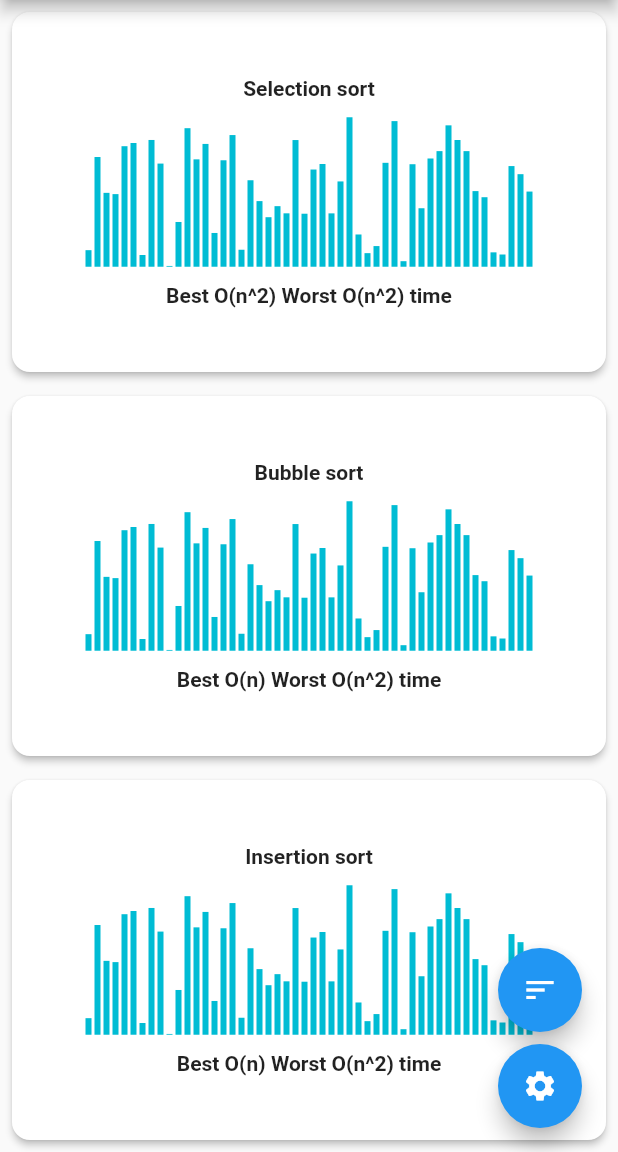
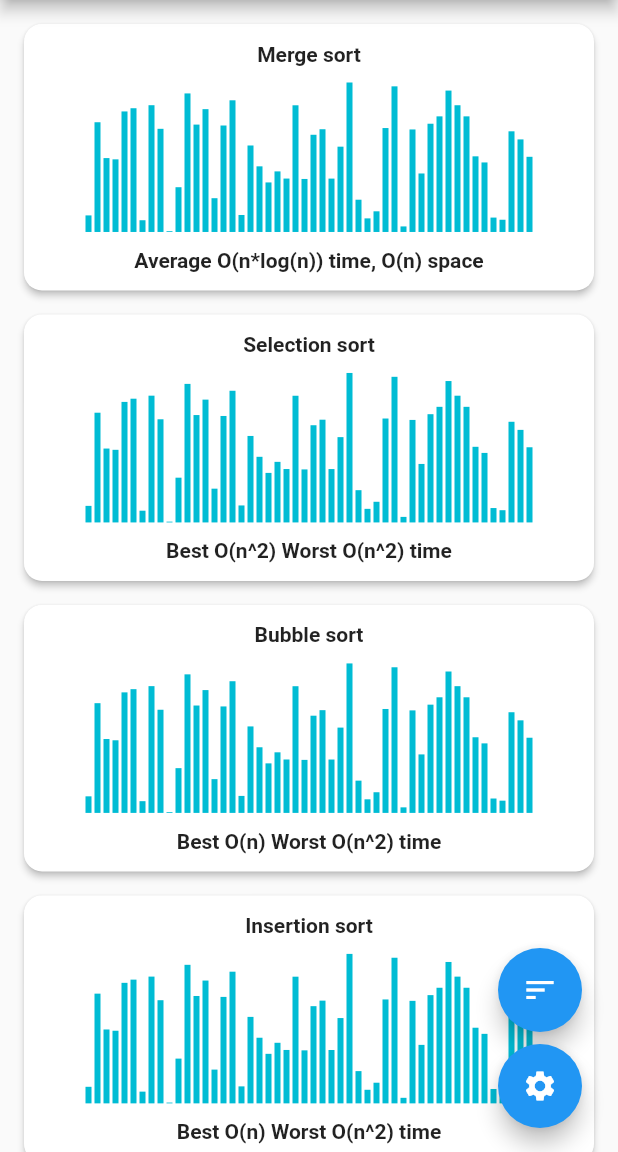
Before and after one commit to VadymPinchuk/visualizer, a Flutter app: the screen it shows after launch, on a phone screen of 412 x 824 dp, the part 84-1236 px from its top. Run offline on Flutter 3.47's test engine with Material 2 defaults, Android fonts, the phone set to English and light mode, and no system bars.

Commit message:
Added list instead of column

```diff
--- a/lib/bubble/bubble_sort_widget.dart
+++ b/lib/bubble/bubble_sort_widget.dart
@@ -9,6 +9,8 @@ class BubbleSortWidget extends StatelessWidget {
         margin: const EdgeInsets.all(8.0),
         elevation: 2.0,
         shape: const RoundedRectangleBorder(borderRadius: BorderRadius.all(Radius.circular(12.0))),
+        child: Padding(
+          padding: const EdgeInsets.all(12.0),
           child: Column(
             mainAxisAlignment: MainAxisAlignment.center,
             children: <Widget>[
@@ -38,6 +40,7 @@ class BubbleSortWidget extends StatelessWidget {
               ),
             ],
           ),
+        ),
       );
 
   List<Widget> _buildArrayWidgets(List<double> array, int prev, int curr, int sorted) => array
--- a/lib/insertion/insertion_sort_widget.dart
+++ b/lib/insertion/insertion_sort_widget.dart
@@ -9,6 +9,8 @@ class InsertionSortWidget extends StatelessWidget {
         margin: const EdgeInsets.all(8.0),
         elevation: 2.0,
         shape: const RoundedRectangleBorder(borderRadius: BorderRadius.all(Radius.circular(12.0))),
+        child: Padding(
+          padding: const EdgeInsets.all(12.0),
           child: Column(
             mainAxisAlignment: MainAxisAlignment.center,
             children: <Widget>[
@@ -38,6 +40,7 @@ class InsertionSortWidget extends StatelessWidget {
               ),
             ],
           ),
+        ),
       );
 
   List<Widget> _buildArrayWidgets(List<double> array, int prev, int curr, int sorted) => array
--- /dev/null
+++ b/lib/list_page.dart
@@ -0,0 +1,73 @@
+import 'package:flutter/material.dart';
+import 'package:flutter/widgets.dart';
+import 'package:provider/provider.dart';
+import 'package:visualizer/bubble/bubble_sort.dart';
+import 'package:visualizer/bubble/bubble_sort_widget.dart';
+import 'package:visualizer/insertion/insertion_sort.dart';
+import 'package:visualizer/insertion/insertion_sort_widget.dart';
+import 'package:visualizer/merge/merge_sort.dart';
+import 'package:visualizer/merge/merge_sort_widget.dart';
+import 'package:visualizer/selection/selection_sort.dart';
+import 'package:visualizer/selection/selection_sort_widget.dart';
+import 'package:visualizer/theme/theme_config.dart';
+
+class ListPage extends StatefulWidget {
+  const ListPage({Key key, this.title}) : super(key: key);
+
+  final String title;
+
+  @override
+  _ListPageState createState() => _ListPageState();
+}
+
+class _ListPageState extends State<ListPage> {
+  @override
+  Widget build(BuildContext context) => Scaffold(
+        appBar: AppBar(
+          title: Text(widget.title),
+          actions: [
+            IconButton(
+              icon: const Icon(Icons.brightness_6),
+              onPressed: Provider.of<ThemeConfig>(context, listen: false).changeTheme,
+            )
+          ],
+        ),
+        body: ListView(
+          padding: const EdgeInsets.all(8),
+          children: <Widget>[
+            MergeSortWidget(),
+            SelectionSortWidget(),
+            BubbleSortWidget(),
+            InsertionSortWidget(),
+          ],
+        ),
+        floatingActionButton: Column(
+          mainAxisAlignment: MainAxisAlignment.end,
+          children: [
+            Padding(
+              padding: const EdgeInsets.all(8.0),
+              child: FloatingActionButton(
+                onPressed: () {
+                  Provider.of<MergeSort>(context, listen: false).performSorting();
+                  Provider.of<SelectionSort>(context, listen: false).performSorting();
+                  Provider.of<BubbleSort>(context, listen: false).performSorting();
+                  Provider.of<InsertionSort>(context, listen: false).performSorting();
+                },
+                tooltip: 'Sort',
+                child: const Icon(Icons.sort),
+              ),
+            ),
+            FloatingActionButton(
+              onPressed: () {
+                Provider.of<MergeSort>(context, listen: false).generateData();
+                Provider.of<SelectionSort>(context, listen: false).generateData();
+                Provider.of<BubbleSort>(context, listen: false).generateData();
+                Provider.of<InsertionSort>(context, listen: false).generateData();
+              },
+              tooltip: 'Generate',
+              child: const Icon(Icons.settings),
+            ),
+          ],
+        ),
+      );
+}
--- a/lib/main.dart
+++ b/lib/main.dart
@@ -1,12 +1,10 @@
 import 'package:flutter/material.dart';
 import 'package:provider/provider.dart';
 import 'package:visualizer/bubble/bubble_sort.dart';
-import 'package:visualizer/bubble/bubble_sort_widget.dart';
 import 'package:visualizer/insertion/insertion_sort.dart';
-import 'package:visualizer/insertion/insertion_sort_widget.dart';
+import 'package:visualizer/list_page.dart';
 import 'package:visualizer/merge/merge_sort.dart';
 import 'package:visualizer/selection/selection_sort.dart';
-import 'package:visualizer/selection/selection_sort_widget.dart';
 import 'package:visualizer/theme/theme_config.dart';
 
 void main() {
@@ -31,73 +29,10 @@ class MyApp extends StatelessWidget {
               ChangeNotifierProvider<BubbleSort>(create: (_) => BubbleSort()),
               ChangeNotifierProvider<InsertionSort>(create: (_) => InsertionSort()),
             ],
-            child: MyHomePage(title: 'Sorting visualizer'),
+            child: const ListPage(title: 'Sorting visualizer'),
           ),
         ),
       ),
     );
   }
 }
-
-class MyHomePage extends StatefulWidget {
-  MyHomePage({Key key, this.title}) : super(key: key);
-
-  final String title;
-
-  @override
-  _MyHomePageState createState() => _MyHomePageState();
-}
-
-class _MyHomePageState extends State<MyHomePage> {
-  @override
-  Widget build(BuildContext context) => Scaffold(
-        appBar: AppBar(
-          title: Text(widget.title),
-          actions: [
-            IconButton(
-              icon: const Icon(Icons.brightness_6),
-              onPressed: Provider.of<ThemeConfig>(context, listen: false).changeTheme,
-            )
-          ],
-        ),
-        body: Column(
-          children: [
-            Expanded(
-              child: SelectionSortWidget(),
-            ),
-            Expanded(
-              child: BubbleSortWidget(),
-            ),
-            Expanded(
-              child: InsertionSortWidget(),
-            ),
-          ],
-        ),
-        floatingActionButton: Column(
-          mainAxisAlignment: MainAxisAlignment.end,
-          children: [
-            Padding(
-              padding: const EdgeInsets.all(8.0),
-              child: FloatingActionButton(
-                onPressed: () {
-                  Provider.of<SelectionSort>(context, listen: false).performSorting();
-                  Provider.of<BubbleSort>(context, listen: false).performSorting();
-                  Provider.of<InsertionSort>(context, listen: false).performSorting();
-                },
-                tooltip: 'Sort',
-                child: Icon(Icons.sort),
-              ),
-            ),
-            FloatingActionButton(
-              onPressed: () {
-                Provider.of<SelectionSort>(context, listen: false).generateData();
-                Provider.of<BubbleSort>(context, listen: false).generateData();
-                Provider.of<InsertionSort>(context, listen: false).generateData();
-              },
-              tooltip: 'Generate',
-              child: Icon(Icons.settings),
-            ),
-          ],
-        ),
-      );
-}
--- a/lib/merge/merge_sort_widget.dart
+++ b/lib/merge/merge_sort_widget.dart
@@ -9,6 +9,8 @@ class MergeSortWidget extends StatelessWidget {
         margin: const EdgeInsets.all(8.0),
         elevation: 2.0,
         shape: const RoundedRectangleBorder(borderRadius: BorderRadius.all(Radius.circular(12.0))),
+        child: Padding(
+          padding: const EdgeInsets.all(12.0),
           child: Column(
             mainAxisAlignment: MainAxisAlignment.center,
             children: <Widget>[
@@ -38,6 +40,7 @@ class MergeSortWidget extends StatelessWidget {
               ),
             ],
           ),
+        ),
       );
 
   List<Widget> _buildArrayWidgets(List<double> array, int curr, int next, int sorted) => array
--- a/lib/selection/selection_sort_widget.dart
+++ b/lib/selection/selection_sort_widget.dart
@@ -9,6 +9,8 @@ class SelectionSortWidget extends StatelessWidget {
         margin: const EdgeInsets.all(8.0),
         elevation: 2.0,
         shape: const RoundedRectangleBorder(borderRadius: BorderRadius.all(Radius.circular(12.0))),
+        child: Padding(
+          padding: const EdgeInsets.all(12.0),
           child: Column(
             mainAxisAlignment: MainAxisAlignment.center,
             children: <Widget>[
@@ -39,6 +41,7 @@ class SelectionSortWidget extends StatelessWidget {
               ),
             ],
           ),
+        ),
       );
 
   List<Widget> _buildArrayWidgets(List<double> array, int prev, int curr, int next, int sorted) => array
```
Lines whose indentation alone changed are shown as unchanged.
